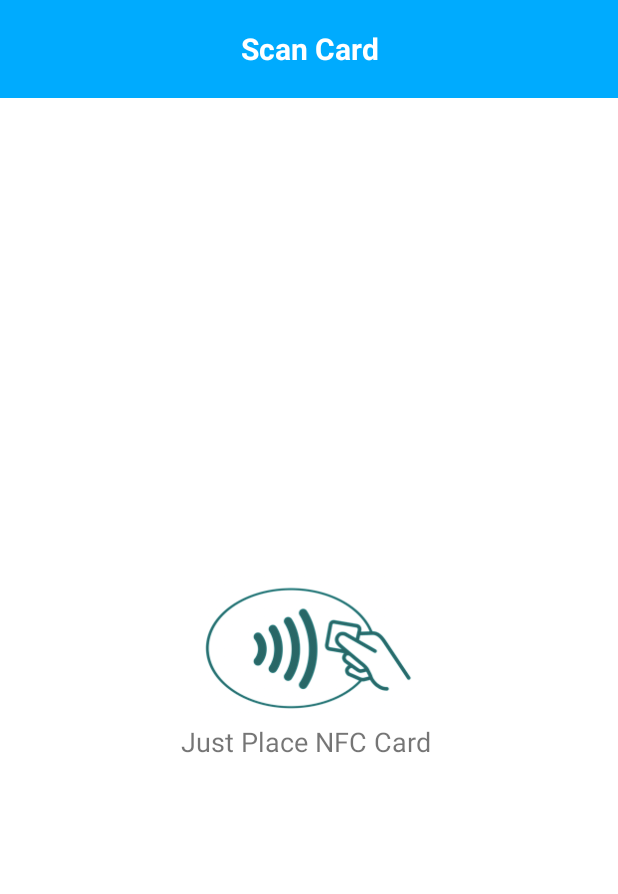
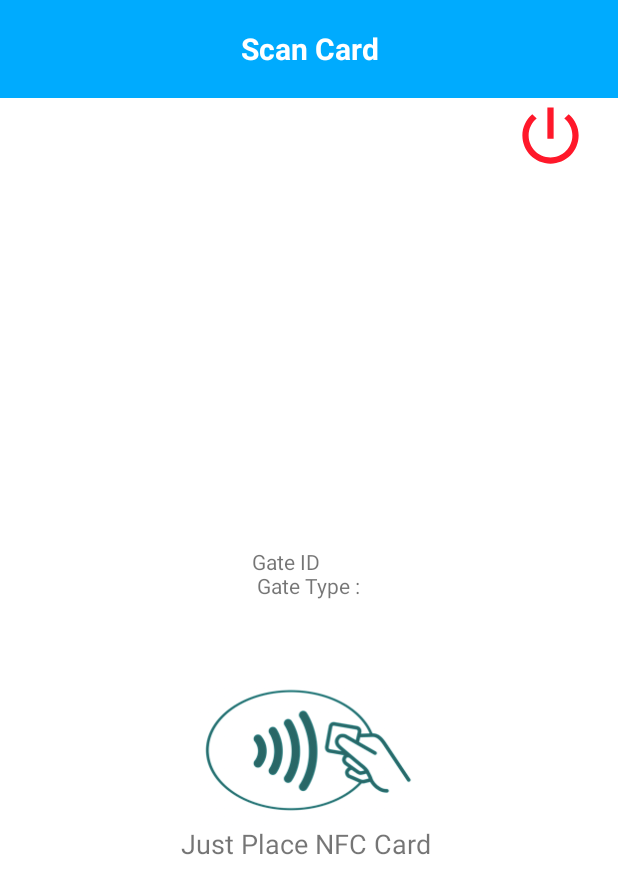
Before and after one commit to srinivasudadi9000/NFC, an Android app: the MainActivityView screen opened directly, with no data from a screen before it, on a phone screen of 412 x 824 dp. Shown: the top 894 px of the screen. Run offline under Robolectric (Android 15) with nearby library versions, the phone set to English and light mode, and no system bars.

Commit message:
working one nfc

```diff
--- a/app/src/main/java/com/srinivas/NFC_CARD/GateLoginScan.java
+++ b/app/src/main/java/com/srinivas/NFC_CARD/GateLoginScan.java
@@ -307,7 +307,7 @@ public class GateLoginScan extends Activity implements Listener {
                                         gatedetals.putString("gateID", js.getString("gateID"));
                                         gatedetals.putString("gateNFCID", js.getString("gateNFCID"));
                                         gatedetals.putString("gateType", js.getString("gateType"));
-                                        gatedetals.commit();
+                                         gatedetals.commit();
 
 
                                     } catch (JSONException e) {
--- a/app/src/main/java/com/srinivas/NFC_CARD/MainActivityView.java
+++ b/app/src/main/java/com/srinivas/NFC_CARD/MainActivityView.java
@@ -17,6 +17,7 @@ import android.view.LayoutInflater;
 import android.view.View;
 import android.widget.Button;
 import android.widget.EditText;
+import android.widget.ImageView;
 import android.widget.TextView;
 import android.widget.Toast;
 
@@ -39,7 +40,7 @@ public class MainActivityView extends Activity implements Listener {
     private EditText mEtMessage;
     private Button mBtWrite;
     private Button mBtRead;
-
+    private ImageView logout;
     private NFCWriteFragment mNfcWriteFragment;
     private NFCReadFragment mNfcReadFragment;
 
@@ -48,15 +49,34 @@ public class MainActivityView extends Activity implements Listener {
 
     private NfcAdapter mNfcAdapter;
 
-    TextView msg_txt;
+    TextView msg_txt,gateid_name;
     AlertDialog show;
     ProgressDialog progressdilaog;
 
     @Override
     protected void onCreate(Bundle savedInstanceState) {
         super.onCreate(savedInstanceState);
-        setContentView(R.layout.activity_main);
+        setContentView(R.layout.activity_main_view);
         msg_txt = findViewById(R.id.msg_txt);
+        gateid_name = findViewById(R.id.gateid_name);
+        logout = findViewById(R.id.logout);
+        SharedPreferences gatedetals = getSharedPreferences("GATE", MODE_PRIVATE);
+        gateid_name.setText("Gate ID "+gatedetals.getString("gateNFCID", "")+
+                "\n Gate Type : "+gatedetals.getString("gateType",""));
+        logout.setOnClickListener(new View.OnClickListener() {
+            @Override
+            public void onClick(View v) {
+                SharedPreferences.Editor gatedetals = getSharedPreferences("GATE", MODE_PRIVATE).edit();
+                gatedetals.putString("gateID", "");
+                gatedetals.putString("gateNFCID", "");
+                gatedetals.putString("gateType","");
+                gatedetals.commit();
+                Intent home = new Intent(MainActivityView.this,Home.class);
+                home.setFlags(Intent.FLAG_ACTIVITY_NEW_TASK | Intent.FLAG_ACTIVITY_CLEAR_TASK);
+                startActivity(home);
+                finish();
+            }
+        });
         initViews();
         initNFC();
        /* new Handler().postDelayed(new Runnable() {
@@ -316,7 +336,7 @@ public class MainActivityView extends Activity implements Listener {
                     @Override
                     public void run() {
                         // Stuff that updates the UI
-                        Toast.makeText(getBaseContext(), "IMEI Number or password doesnt exist", Toast.LENGTH_SHORT).show();
+                        Toast.makeText(getBaseContext(), "Please try again!!", Toast.LENGTH_SHORT).show();
                     }
                 });
 
--- /dev/null
+++ b/app/src/main/res/drawable/poweroff.xml
@@ -0,0 +1,5 @@
+<vector android:height="24dp" android:tint="#FF182A"
+    android:viewportHeight="24.0" android:viewportWidth="24.0"
+    android:width="24dp" xmlns:android="http://schemas.android.com/apk/res/android">
+    <path android:fillColor="#FF000000" android:pathData="M13,3h-2v10h2L13,3zM17.83,5.17l-1.42,1.42C17.99,7.86 19,9.81 19,12c0,3.87 -3.13,7 -7,7s-7,-3.13 -7,-7c0,-2.19 1.01,-4.14 2.58,-5.42L6.17,5.17C4.23,6.82 3,9.26 3,12c0,4.97 4.03,9 9,9s9,-4.03 9,-9c0,-2.74 -1.23,-5.18 -3.17,-6.83z"/>
+</vector>
--- /dev/null
+++ b/app/src/main/res/layout/activity_main_view.xml
@@ -0,0 +1,100 @@
+<?xml version="1.0" encoding="utf-8"?>
+<LinearLayout xmlns:android="http://schemas.android.com/apk/res/android"
+    xmlns:tools="http://schemas.android.com/tools"
+    android:id="@+id/activity_main"
+    android:layout_width="match_parent"
+    android:layout_height="match_parent"
+    android:orientation="vertical"
+    >
+    <TextView
+        android:background="@color/bgcolor"
+        android:id="@+id/header_tv"
+        android:layout_width="match_parent"
+        android:layout_height="65dp"
+        android:clickable="true"
+        android:focusable="true"
+        android:focusableInTouchMode="true"
+        android:gravity="center"
+        android:text="Scan Card"
+        android:textColor="@color/white"
+        android:textSize="20dp"
+        android:textStyle="bold" />
+    <LinearLayout
+        android:gravity="end"
+        android:layout_gravity="end"
+        android:background="@color/white"
+        android:layout_width="match_parent"
+        android:layout_height="wrap_content">
+
+        <ImageView
+            android:layout_marginRight="20dp"
+            android:background="@color/white"
+            android:src="@drawable/poweroff"
+            android:layout_gravity="end"
+            android:id="@+id/logout"
+            android:layout_width="50dp"
+            android:layout_height="50dp"
+            android:layout_below="@+id/btn_write"
+            />
+    </LinearLayout>
+
+    <LinearLayout
+        android:layout_width="match_parent"
+        android:layout_height="match_parent"
+        android:orientation="vertical"
+        android:visibility="gone">
+
+        <EditText
+            android:id="@+id/et_message"
+            android:layout_width="match_parent"
+            android:layout_height="wrap_content"
+            android:hint="@string/hint_message" />
+
+        <Button
+            android:id="@+id/btn_write"
+            style="@style/Widget.AppCompat.Button.Colored"
+            android:layout_width="match_parent"
+            android:layout_height="wrap_content"
+            android:layout_below="@+id/et_message"
+            android:layout_marginTop="@dimen/activity_horizontal_margin"
+            android:text="@string/message_write_tag" />
+
+        <Button
+            android:id="@+id/btn_read"
+            style="@style/Widget.AppCompat.Button.Colored"
+            android:layout_width="match_parent"
+            android:layout_height="wrap_content"
+            android:layout_below="@+id/btn_write"
+            android:layout_marginTop="@dimen/activity_horizontal_margin"
+            android:text="@string/message_read_tag" />
+
+    </LinearLayout>
+
+    <LinearLayout
+        android:background="@color/white"
+        android:layout_width="match_parent"
+        android:layout_height="match_parent"
+        android:gravity="center"
+        android:orientation="vertical">
+
+        <TextView
+            android:id="@+id/gateid_name"
+            android:text="Gate Name:"
+            android:layout_width="wrap_content"
+            android:layout_height="wrap_content" />
+        <ImageView
+            android:layout_marginTop="50dp"
+            android:layout_width="150dp"
+            android:layout_height="100dp"
+            android:layout_gravity="center"
+            android:src="@drawable/scan" />
+
+        <TextView
+            android:id="@+id/msg_txt"
+            android:layout_width="match_parent"
+            android:layout_height="wrap_content"
+            android:gravity="center"
+            android:text="Just Place NFC Card "
+            android:textSize="18dp" />
+    </LinearLayout>
+</LinearLayout>
```
